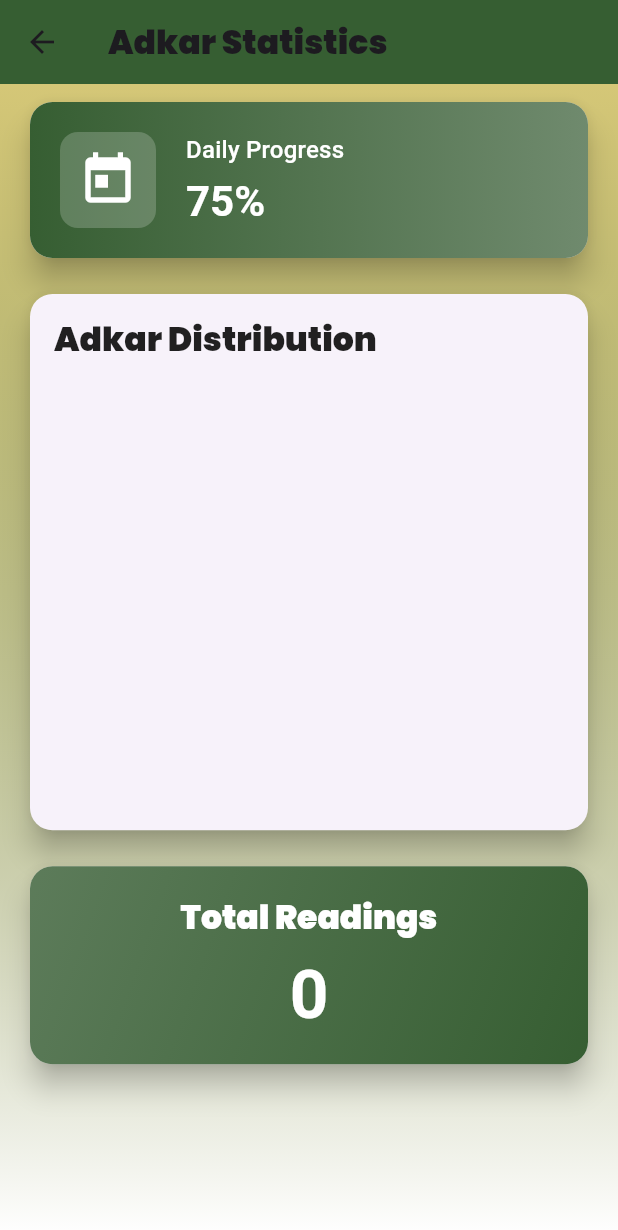
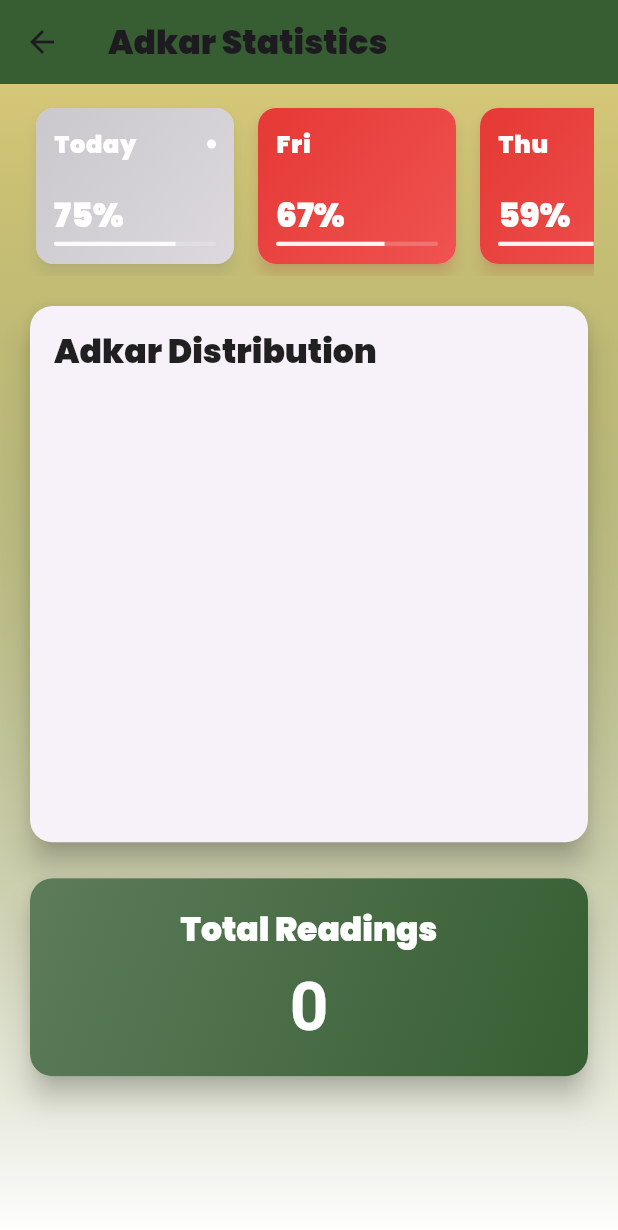
Before and after one commit to MosalahDJ/quranlife, a Flutter app: the StatisticsPage screen opened directly, on a phone screen of 412 x 824 dp. Shown: the top 1230 px of the screen. Run offline on Flutter 3.47's test engine with Material 3 defaults, Android fonts, the phone set to English and light mode, and no system bars; drawn by our look-alikes of fl_chart; our stand-ins replace animate_do, audioplayers, awesome_dialog, dots_indicator, firebase_auth, firebase_core and 17 more; missing offline and left inert: flutter_islamic_icons, islamic_hijri_calendar, workmanager; accounts and stored records are empty; statements that could not run were skipped.

Commit message:
Add daily statistics tracking and update UI for weekly progress display

```diff
--- a/lib/features/controller/statistics controller/statistics_controller.dart
+++ b/lib/features/controller/statistics controller/statistics_controller.dart
@@ -1,13 +1,18 @@
+import 'package:flutter/material.dart';
 import 'package:get/get.dart';
 
 class StatisticsController extends GetxController {
   Map<int, int> adkarCounts = {};
   int totalCount = 0;
 
+  // Store dates when app was opened
+  final Set<String> appOpenDates = {};
+
   @override
   void onInit() {
     super.onInit();
     initializeStats();
+    markDayAsOpened(); // Mark today when app starts
   }
 
   void initializeStats() {
@@ -32,4 +37,83 @@ class StatisticsController extends GetxController {
     if (totalCount == 0) return 0;
     return (adkarCounts[adkarTypeId] ?? 0) / totalCount * 100;
   }
+
+  void markDayAsOpened() {
+    final today = DateTime.now();
+    final dateStr = '${today.year}-${today.month}-${today.day}';
+    appOpenDates.add(dateStr);
+    update();
+  }
+
+  bool wasAppOpenedOn(DateTime date) {
+    final dateStr = '${date.year}-${date.month}-${date.day}';
+    return appOpenDates.contains(dateStr);
+  }
+
+  bool isFutureDate(DateTime date) {
+    final today = DateTime.now();
+    return date.isAfter(DateTime(today.year, today.month, today.day));
+  }
+
+  // Daily statistics data
+  List<DailyStats> get weeklyStats {
+    final List<DailyStats> stats = [];
+    final now = DateTime.now();
+
+    for (int i = 0; i < 7; i++) {
+      final date = now.subtract(Duration(days: i));
+      stats.add(DailyStats(
+        date: date,
+        dayNumber: 7 - i,
+        isToday: i == 0,
+        completionPercentage: (75 - i * 8).clamp(0, 100),
+        colors: _getDayColors(date),
+      ));
+    }
+    return stats;
+  }
+
+  List<Color> _getDayColors(DateTime date) {
+    if (isFutureDate(date)) {
+      return [
+        Colors.grey.withOpacity(0.5),
+        Colors.grey.withOpacity(0.3),
+      ];
+    }
+
+    if (wasAppOpenedOn(date)) {
+      return [
+        Colors.green.shade600,
+        Colors.green.shade400,
+      ];
+    }
+
+    return [
+      Colors.red.shade600,
+      Colors.red.shade400,
+    ];
+  }
+
+  String getDayName(DateTime date) {
+    if (date.day == DateTime.now().day) return 'Today';
+
+    final days = ['Sun', 'Mon', 'Tue', 'Wed', 'Thu', 'Fri', 'Sat'];
+    return days[date.weekday % 7];
+  }
 }
+
+class DailyStats {
+  final DateTime date;
+  final int dayNumber;
+  final bool isToday;
+  final int completionPercentage;
+  final List<Color> colors;
+
+  DailyStats({
+    required this.date,
+    required this.dayNumber,
+    required this.isToday,
+    required this.completionPercentage,
+    required this.colors,
+  });
+}
--- a/lib/features/view/home/categories_page/statistics page/statistics_page.dart
+++ b/lib/features/view/home/categories_page/statistics page/statistics_page.dart
@@ -58,7 +58,7 @@ class _StatisticsPageState extends State<StatisticsPage>
                     const EdgeInsets.symmetric(horizontal: 16.0, vertical: 8.0),
                 sliver: SliverList(
                   delegate: SliverChildListDelegate([
-                    _buildStatisticsCard(),
+                    _buildDailyStatsScroll(),
                     const SizedBox(height: 16),
                     _buildWeeklyChart(),
                     const SizedBox(height: 16),
@@ -74,69 +74,103 @@ class _StatisticsPageState extends State<StatisticsPage>
     );
   }
 
-  Widget _buildStatisticsCard() {
-    return AnimatedBuilder(
+  Widget _buildDailyStatsScroll() {
+    return SizedBox(
+      height: 120, // Reduced height
+      child: SingleChildScrollView(
+        physics: const BouncingScrollPhysics(),
+        scrollDirection: Axis.horizontal,
+        child: GetBuilder<StatisticsController>(
+          builder: (controller) => Padding(
+            padding: const EdgeInsets.symmetric(vertical: 4),
+            child: Row(
+              children: controller.weeklyStats
+                  .map((stats) => Container(
+                        width: 140, // Reduced width
+                        margin: EdgeInsets.only(
+                          right: 8, // Reduced margin
+                          left: stats.isToday ? 4 : 0,
+                        ),
+                        child: AnimatedBuilder(
                           animation: _animationController,
                           builder: (context, child) {
                             return Transform.translate(
-          offset: Offset(0, 50 * (1 - _animationController.value)),
+                              offset: Offset(
+                                  50 * (1 - _animationController.value), 0),
                               child: Opacity(
                                 opacity: _animationController.value,
                                 child: Card(
-              elevation: 8,
+                                  elevation: 4, // Reduced elevation
+                                  shadowColor:
+                                      stats.colors.first.withOpacity(0.3),
                                   shape: RoundedRectangleBorder(
-                borderRadius: BorderRadius.circular(15),
+                                    borderRadius: BorderRadius.circular(12),
                                   ),
                                   child: Container(
-                width: double.infinity,
                                     decoration: BoxDecoration(
-                  borderRadius: BorderRadius.circular(15),
+                                      borderRadius: BorderRadius.circular(12),
                                       gradient: LinearGradient(
-                    colors: [
-                      Theme.of(context).primaryColor,
-                      Theme.of(context).primaryColor.withOpacity(0.7),
+                                        begin: Alignment.topLeft,
+                                        end: Alignment.bottomRight,
+                                        colors: stats.colors,
+                                      ),
+                                    ),
+                                    padding: const EdgeInsets.all(12),
+                                    child: Column(
+                                      crossAxisAlignment:
+                                          CrossAxisAlignment.start,
+                                      children: [
+                                        Row(
+                                          mainAxisAlignment:
+                                              MainAxisAlignment.spaceBetween,
+                                          children: [
+                                            Text(
+                                              controller.getDayName(stats.date),
+                                              style: Theme.of(context)
+                                                  .textTheme
+                                                  .bodyLarge
+                                                  ?.copyWith(
+                                                    color: Colors.white,
+                                                    fontWeight: FontWeight.w600,
+                                                    letterSpacing: 0.5,
+                                                  ),
+                                            ),
+                                            if (stats.isToday)
+                                              Container(
+                                                width: 6,
+                                                height: 6,
+                                                decoration: const BoxDecoration(
+                                                  color: Colors.white,
+                                                  shape: BoxShape.circle,
+                                                ),
+                                              ),
                                           ],
                                         ),
-                ),
-                padding: const EdgeInsets.all(20),
-                child: Row(
-                  children: [
-                    Container(
-                      padding: const EdgeInsets.all(12),
-                      decoration: BoxDecoration(
-                        color: Colors.white.withOpacity(0.2),
-                        borderRadius: BorderRadius.circular(12),
-                      ),
-                      child: const Icon(Icons.today,
-                          size: 40, color: Colors.white),
-                    ),
-                    const SizedBox(width: 20),
-                    Expanded(
-                      child: Column(
-                        crossAxisAlignment: CrossAxisAlignment.start,
-                        children: [
+                                        const Spacer(),
                                         Text(
-                            'Daily Progress',
+                                          '${stats.completionPercentage}%',
                                           style: Theme.of(context)
                                               .textTheme
-                                .titleMedium
-                                ?.copyWith(
-                                  color: Colors.white,
-                                  fontWeight: FontWeight.w500,
-                                ),
-                          ),
-                          const SizedBox(height: 4),
-                          Text(
-                            '75%',
-                            style: Theme.of(context)
-                                .textTheme
-                                .headlineMedium
+                                              .titleLarge
                                               ?.copyWith(
                                                 color: Colors.white,
                                                 fontWeight: FontWeight.bold,
                                               ),
                                         ),
-                        ],
+                                        const SizedBox(height: 4),
+                                        ClipRRect(
+                                          borderRadius:
+                                              BorderRadius.circular(2),
+                                          child: LinearProgressIndicator(
+                                            value: stats.completionPercentage /
+                                                100,
+                                            backgroundColor:
+                                                Colors.white.withOpacity(0.2),
+                                            valueColor:
+                                                AlwaysStoppedAnimation<Color>(
+                                              Colors.white.withOpacity(0.9),
+                                            ),
+                                            minHeight: 3,
                                           ),
                                         ),
                                       ],
@@ -146,6 +180,13 @@ class _StatisticsPageState extends State<StatisticsPage>
                               ),
                             );
                           },
+                        ),
+                      ))
+                  .toList(),
+            ),
+          ),
+        ),
+      ),
     );
   }
 
```
Lines whose indentation alone changed are shown as unchanged.
